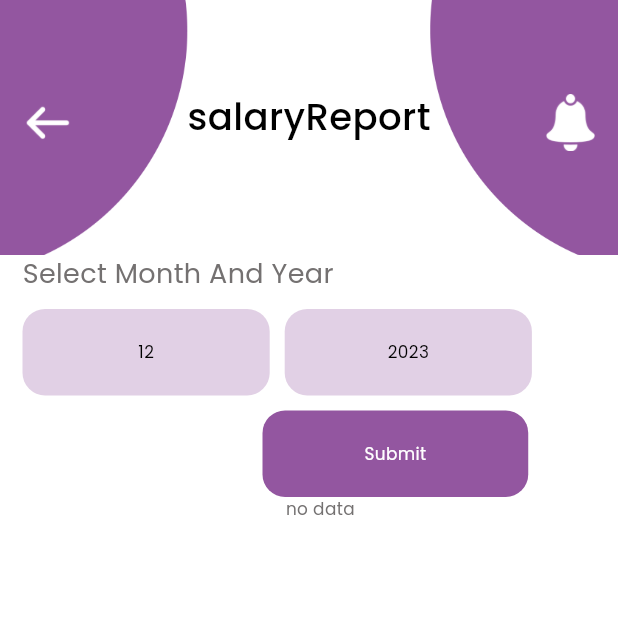
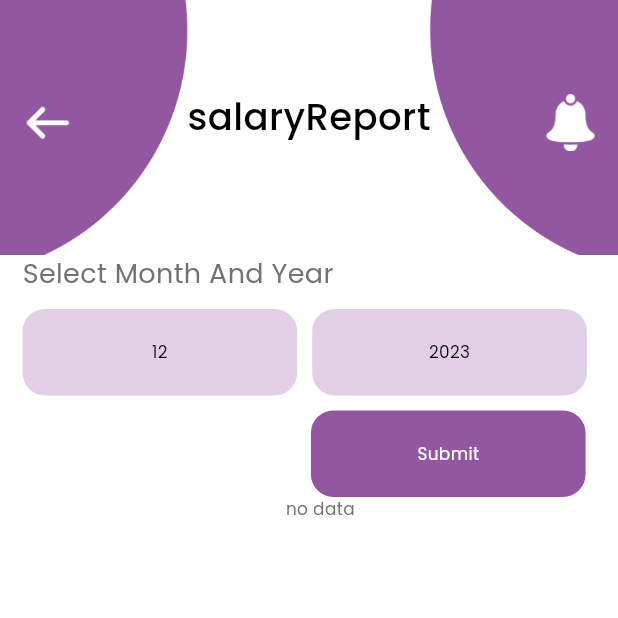
Before and after one commit to Rifaee123/employee-App, a Flutter app: the SalarySlipPage screen opened directly, on a phone screen of 412 x 824 dp, the top half of it. Run offline on Flutter 3.47's test engine with Material 3 defaults, Android fonts, the phone set to English and light mode, and no system bars; our stand-ins replace cached_network_image, connectivity_plus, flutter_secure_storage, flutter_svg, get, image_picker and 4 more; missing offline and left inert: dart:ffi, jwt_decode; accounts and stored records are empty; network calls fail.

Commit message:
Salary slip updated

```diff
--- a/lib/presentation/profile_home_page/profile_home_page.dart
+++ b/lib/presentation/profile_home_page/profile_home_page.dart
@@ -358,7 +358,7 @@ class _ProfilebankpageTabContainerScreen1State
                                 ),
                               ),
                               Padding(
-                                padding: const EdgeInsets.only(bottom: 60),
+                                padding: EdgeInsets.only(bottom: 60.v),
                                 child: Align(
                                   alignment: Alignment.bottomCenter,
                                   child: Row(
--- a/lib/presentation/profile_tab_salarycomponents_page/profilesalarycomponentspage_page.dart
+++ b/lib/presentation/profile_tab_salarycomponents_page/profilesalarycomponentspage_page.dart
@@ -495,7 +495,7 @@ class _MyHomePageState extends State<MyHomePage> {
                                 Padding(
                                   padding: EdgeInsets.only(top: 1.v),
                                   child: Text(
-                                    "msg_percentage_value".tr,
+                                    "${tablerow[index].salaryComponent.toString()} :",
                                     style: theme.textTheme.bodyMedium,
                                   ),
                                 ),
--- a/lib/presentation/salary_slip_page.dart/salary_slip_page.dart
+++ b/lib/presentation/salary_slip_page.dart/salary_slip_page.dart
@@ -137,8 +137,8 @@ class _SalarySlipPageState extends State<SalarySlipPage> {
                             controller.selectMonthAndYear(context);
                           },
                           child: Container(
-                            width: 160.adaptSize,
-                            height: 56.adaptSize,
+                            width: 160.h,
+                            height: 56.v,
                             decoration: BoxDecoration(
                                 color: Color(0x479356a0),
                                 borderRadius:
@@ -155,8 +155,8 @@ class _SalarySlipPageState extends State<SalarySlipPage> {
                           width: 10,
                         ),
                         Container(
-                          width: 160.adaptSize,
-                          height: 56.adaptSize,
+                          width: 160.h,
+                          height: 56.v,
                           decoration: BoxDecoration(
                               color: Color(0x479356a0),
                               borderRadius:
@@ -174,7 +174,7 @@ class _SalarySlipPageState extends State<SalarySlipPage> {
                       height: 10,
                     ),
                     Padding(
-                      padding: const EdgeInsets.only(left: 160),
+                      padding: EdgeInsets.only(left: 168.h),
                       child: InkWell(
                         onTap: () {
                           controller.salaryReport(
@@ -182,8 +182,8 @@ class _SalarySlipPageState extends State<SalarySlipPage> {
                               year: controller.selectedDate.value.year);
                         },
                         child: Container(
-                          width: 172.adaptSize,
-                          height: 56.adaptSize,
+                          width: 160.h,
+                          height: 56.v,
                           decoration: BoxDecoration(
                               borderRadius: BorderRadius.circular(15),
                               color: Color(0xff9356a0)),
@@ -204,15 +204,15 @@ class _SalarySlipPageState extends State<SalarySlipPage> {
                               crossAxisAlignment: CrossAxisAlignment.start,
                               children: [
                                 SizedBox(
-                                  height: 10,
+                                  height: 10.v,
                                 ),
                                 payslipcontroller.isLoading.value == true
                                     ? Center(
                                         child: CircularProgressIndicator(),
                                       )
                                     : Container(
-                                        width: 328.adaptSize,
-                                        height: 190.adaptSize,
+                                        width: 328.h,
+                                        height: 190.v,
                                         decoration: BoxDecoration(
                                             borderRadius:
                                                 BorderRadius.circular(10),
@@ -227,7 +227,7 @@ class _SalarySlipPageState extends State<SalarySlipPage> {
                                         child: Column(
                                           children: [
                                             SizedBox(
-                                              height: 10,
+                                              height: 10.v,
                                             ),
                                             Padding(
                                               padding: EdgeInsets.symmetric(
@@ -274,13 +274,13 @@ class _SalarySlipPageState extends State<SalarySlipPage> {
                                                   ),
                                                   Image.asset(
                                                     'assets/images/cardsalary.png',
-                                                    height: 70,
+                                                    height: 70.v,
                                                   )
                                                 ],
                                               ),
                                             ),
                                             SizedBox(
-                                              height: 10,
+                                              height: 10.v,
                                             ),
                                             Padding(
                                               padding: EdgeInsets.symmetric(
@@ -318,13 +318,13 @@ class _SalarySlipPageState extends State<SalarySlipPage> {
                                         ),
                                       ),
                                 SizedBox(
-                                  height: 10,
+                                  height: 10.v,
                                 ),
                                 Row(
                                   children: [
                                     Container(
-                                      width: 160,
-                                      height: 133,
+                                      width: 160.h,
+                                      height: 133.v,
                                       decoration: BoxDecoration(
                                           borderRadius:
                                               BorderRadius.circular(10),
@@ -363,8 +363,8 @@ class _SalarySlipPageState extends State<SalarySlipPage> {
                                       width: 10,
                                     ),
                                     Container(
-                                      width: 160,
-                                      height: 133,
+                                      width: 160.h,
+                                      height: 133.v,
                                       decoration: BoxDecoration(
                                           borderRadius:
                                               BorderRadius.circular(10),
@@ -405,7 +405,7 @@ class _SalarySlipPageState extends State<SalarySlipPage> {
                                   height: 10,
                                 ),
                                 Container(
-                                  width: 330,
+                                  width: 330.h,
                                   decoration: BoxDecoration(
                                       borderRadius: BorderRadius.circular(10),
                                       color: Color(0x2681d762)),
@@ -555,7 +555,7 @@ class _SalarySlipPageState extends State<SalarySlipPage> {
                                   height: 10,
                                 ),
                                 Container(
-                                  width: 330,
+                                  width: 330.h,
                                   decoration: BoxDecoration(
                                       borderRadius: BorderRadius.circular(10),
                                       color: Color(0x26d76262)),
@@ -642,8 +642,8 @@ class _SalarySlipPageState extends State<SalarySlipPage> {
                                 ),
                                 Center(
                                   child: SizedBox(
-                                    height: 50,
-                                    width: 225,
+                                    height: 50.v,
+                                    width: 225.h,
                                     child: ElevatedButton(
                                         style: ButtonStyle(
                                             backgroundColor:
```
Also changed, not shown: lib/presentation/profile_tab_Bank_page/profilebankpage_page.dart (+20 -21 lines), lib/presentation/salary_slip_page.dart/controller/salary_page_controller.dart (+28 -30 lines), 1 other file.
